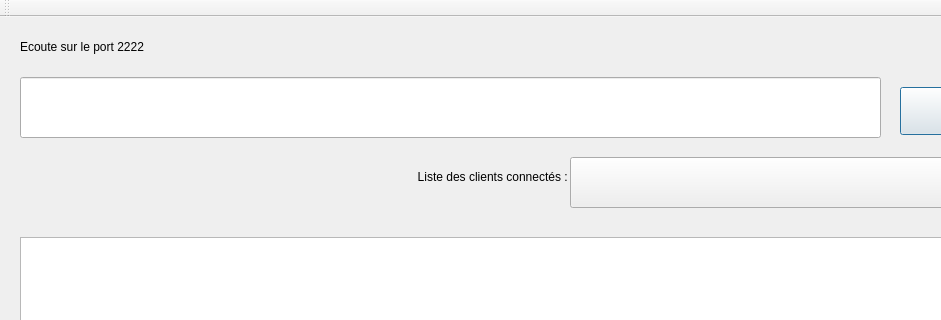
Above: cihmappserveurtcp.ui from PhASnBenoit/appServeurTcp before the change; both pictures show x 0 to 941 and y 0 to 320 of the 1146 by 1002 pixel window. Below: the same form after it.
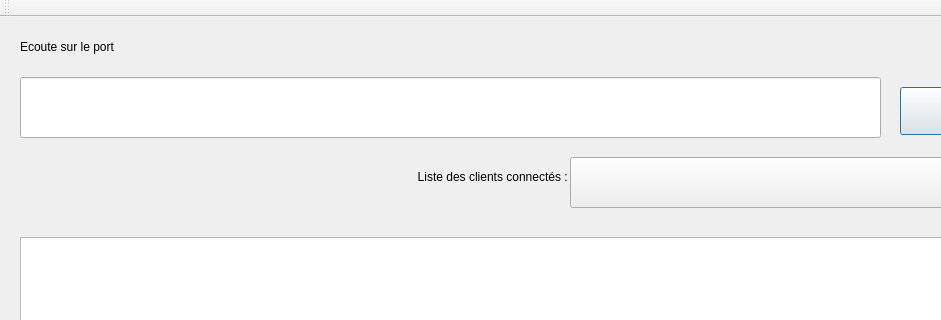
That is the form after the change.

```diff
--- a/cihmappserveurtcp.ui
+++ b/cihmappserveurtcp.ui
@@ -60,7 +60,7 @@
      </rect>
     </property>
     <property name="text">
-     <string>Ecoute sur le port 2222</string>
+     <string>Ecoute sur le port </string>
     </property>
    </widget>
    <widget class="QComboBox" name="cbListe">
```
Left out of the diff: 2 changed lines with no effect on the pictures.
